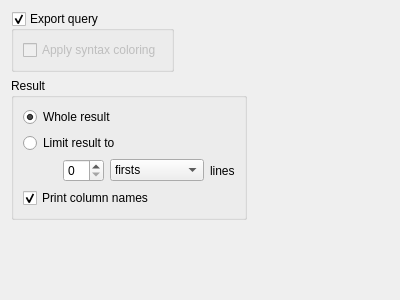
First picture: the form in plugins/exportengines/html/htmlwizardpage.ui, repository FrenchDilettante/dbmaster, before the edit.
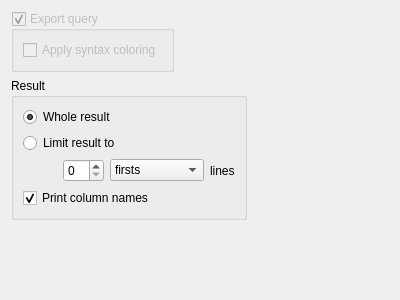
Second picture: the form after the edit.

Commit message: Export de la requête désactivé temporairement

```diff
--- a/plugins/exportengines/html/htmlwizardpage.ui
+++ b/plugins/exportengines/html/htmlwizardpage.ui
@@ -16,6 +16,9 @@
   <layout class="QFormLayout" name="formLayout">
    <item row="0" column="0">
     <widget class="QGroupBox" name="queryGroupBox">
+     <property name="enabled">
+      <bool>false</bool>
+     </property>
      <property name="title">
       <string>Export query</string>
      </property>
```
